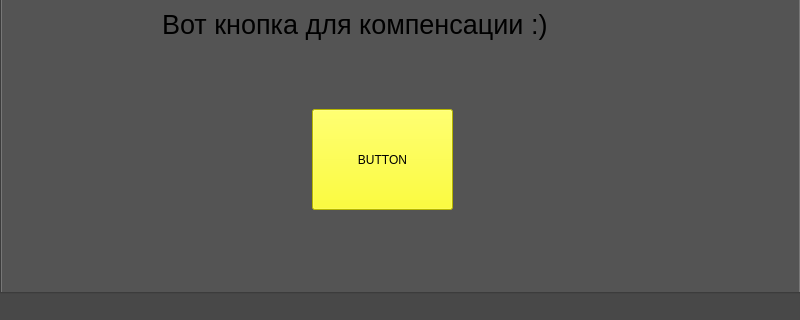
Above: YeVASettingsMenu.ui from ActuallyLid/YeVAProjectFinal before the change; both pictures show x 0 to 800 and y 277 to 597 of the 800 by 597 pixel window. Below: the same form after it.
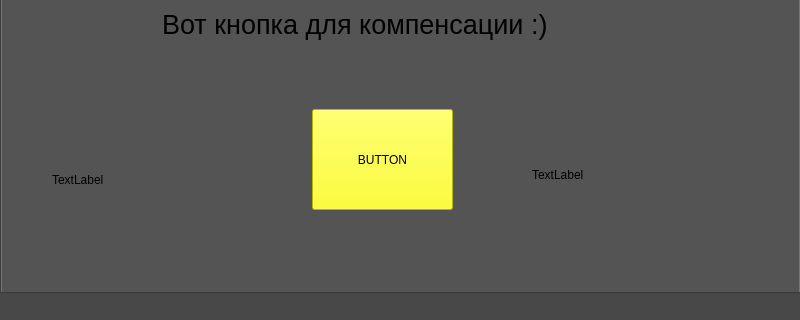
That is the form after the change. The open tabs and pages were chosen to show the change.

Patch:
```diff
--- a/YeVASettingsMenu.ui
+++ b/YeVASettingsMenu.ui
@@ -89,6 +89,41 @@
        <string>Вот кнопка для компенсации :)</string>
       </property>
      </widget>
+     <widget class="QLabel" name="cat_label">
+      <property name="geometry">
+       <rect>
+        <x>50</x>
+        <y>340</y>
+        <width>181</width>
+        <height>181</height>
+       </rect>
+      </property>
+      <property name="text">
+       <string>TextLabel</string>
+      </property>
+      <property name="scaledContents">
+       <bool>true</bool>
+      </property>
+     </widget>
+     <widget class="QLabel" name="cat_label1">
+      <property name="geometry">
+       <rect>
+        <x>530</x>
+        <y>340</y>
+        <width>181</width>
+        <height>171</height>
+       </rect>
+      </property>
+      <property name="text">
+       <string>TextLabel</string>
+      </property>
+      <property name="scaledContents">
+       <bool>true</bool>
+      </property>
+      <property name="wordWrap">
+       <bool>true</bool>
+      </property>
+     </widget>
     </widget>
     <widget class="QWidget" name="tab_news">
      <attribute name="title">
```
Left out of the diff: 4 changed lines with no effect on the pictures.
